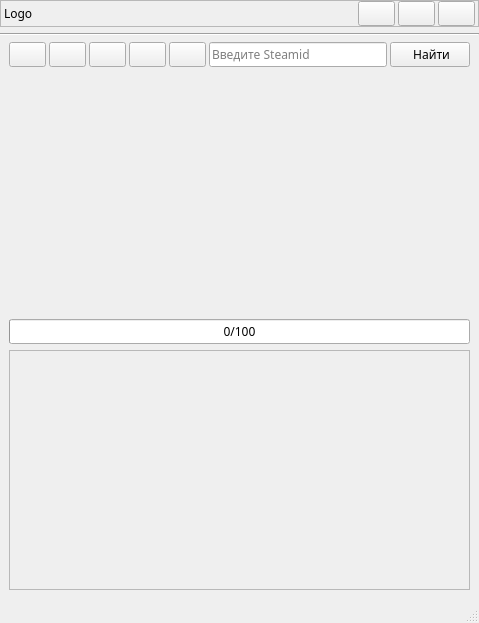
This is AraSteamManager/mainwindow.ui in Arankir/AraSteamManager as Qt 5 draws it before an edit. The edited form follows.
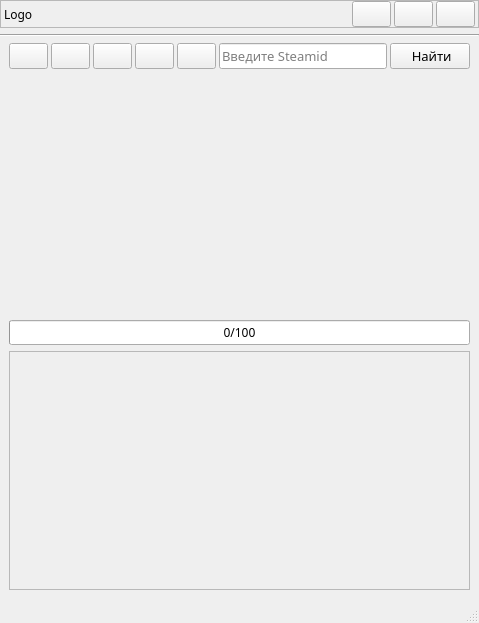
This is the edited form.

Patch:
```diff
--- a/AraSteamManager/mainwindow.ui
+++ b/AraSteamManager/mainwindow.ui
@@ -78,6 +78,11 @@
        </item>
        <item>
         <widget class="QPushButton" name="ButtonMinimize">
+         <property name="font">
+          <font>
+           <pointsize>10</pointsize>
+          </font>
+         </property>
          <property name="text">
           <string notr="true"/>
          </property>
@@ -85,6 +90,11 @@
        </item>
        <item>
         <widget class="QPushButton" name="ButtonMaximize">
+         <property name="font">
+          <font>
+           <pointsize>10</pointsize>
+          </font>
+         </property>
          <property name="text">
           <string notr="true"/>
          </property>
@@ -92,6 +102,11 @@
        </item>
        <item>
         <widget class="QPushButton" name="ButtonExit">
+         <property name="font">
+          <font>
+           <pointsize>10</pointsize>
+          </font>
+         </property>
          <property name="text">
           <string/>
          </property>
@@ -122,6 +137,11 @@
         </property>
         <item>
          <widget class="QPushButton" name="ButtonBack">
+          <property name="font">
+           <font>
+            <pointsize>10</pointsize>
+           </font>
+          </property>
           <property name="text">
            <string/>
           </property>
@@ -129,6 +149,11 @@
         </item>
         <item>
          <widget class="QPushButton" name="ButtonNext">
+          <property name="font">
+           <font>
+            <pointsize>10</pointsize>
+           </font>
+          </property>
           <property name="text">
            <string/>
           </property>
@@ -136,6 +161,11 @@
         </item>
         <item>
          <widget class="QPushButton" name="ButtonUpdate">
+          <property name="font">
+           <font>
+            <pointsize>10</pointsize>
+           </font>
+          </property>
           <property name="text">
            <string/>
           </property>
@@ -143,6 +173,11 @@
         </item>
         <item>
          <widget class="QPushButton" name="ButtonGoToMyProfile">
+          <property name="font">
+           <font>
+            <pointsize>10</pointsize>
+           </font>
+          </property>
           <property name="text">
            <string/>
           </property>
@@ -150,6 +185,11 @@
         </item>
         <item>
          <widget class="QPushButton" name="ButtonSettings">
+          <property name="font">
+           <font>
+            <pointsize>10</pointsize>
+           </font>
+          </property>
           <property name="text">
            <string/>
           </property>
@@ -157,6 +197,11 @@
         </item>
         <item>
          <widget class="QLineEdit" name="LineEditIdProfile">
+          <property name="font">
+           <font>
+            <pointsize>10</pointsize>
+           </font>
+          </property>
           <property name="placeholderText">
            <string>Введите Steamid</string>
           </property>
@@ -167,6 +212,11 @@
           <property name="enabled">
            <bool>true</bool>
           </property>
+          <property name="font">
+           <font>
+            <pointsize>10</pointsize>
+           </font>
+          </property>
           <property name="text">
            <string> Найти</string>
           </property>
@@ -239,7 +289,7 @@
                <x>0</x>
                <y>0</y>
                <width>459</width>
-               <height>231</height>
+               <height>229</height>
               </rect>
              </property>
             </widget>
```
